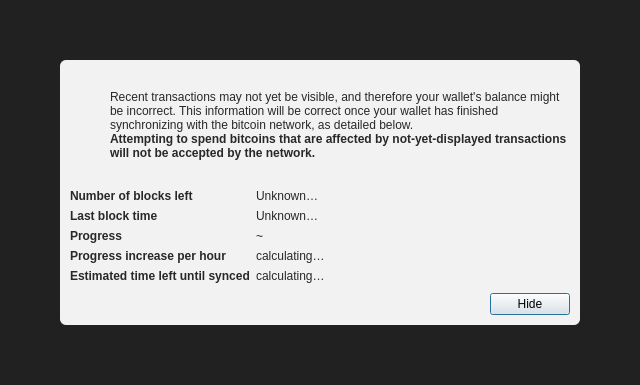
Above: src/qt/forms/modaloverlay.ui from nicolasspzh/velincoin before the change. Below: the same form after it.
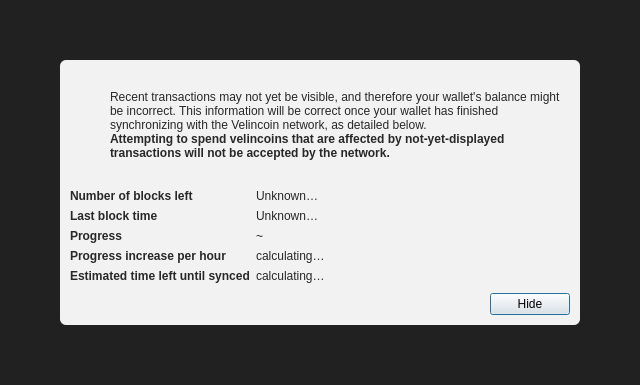
That is the form after the change. Icons and pictures are not drawn.

Commit message: Adapt the GUI wallet to Velincoin

```diff
--- a/src/qt/forms/modaloverlay.ui
+++ b/src/qt/forms/modaloverlay.ui
@@ -130,7 +130,7 @@
              <item>
               <widget class="QLabel" name="infoText">
                <property name="text">
-                <string>Recent transactions may not yet be visible, and therefore your wallet's balance might be incorrect. This information will be correct once your wallet has finished synchronizing with the bitcoin network, as detailed below.</string>
+                <string>Recent transactions may not yet be visible, and therefore your wallet's balance might be incorrect. This information will be correct once your wallet has finished synchronizing with the Velincoin network, as detailed below.</string>
                </property>
                <property name="textFormat">
                 <enum>Qt::RichText</enum>
@@ -149,7 +149,7 @@
                 </font>
                </property>
                <property name="text">
-                <string>Attempting to spend bitcoins that are affected by not-yet-displayed transactions will not be accepted by the network.</string>
+                <string>Attempting to spend velincoins that are affected by not-yet-displayed transactions will not be accepted by the network.</string>
                </property>
                <property name="textFormat">
                 <enum>Qt::RichText</enum>
```
The commit also changes 26 other files.
